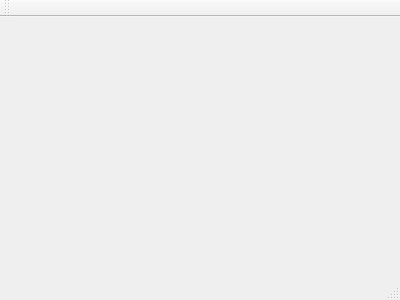
Qt form ProgramCode/zgui.ui (xavierliancw/HuffmanProgramRepository) before a commit.
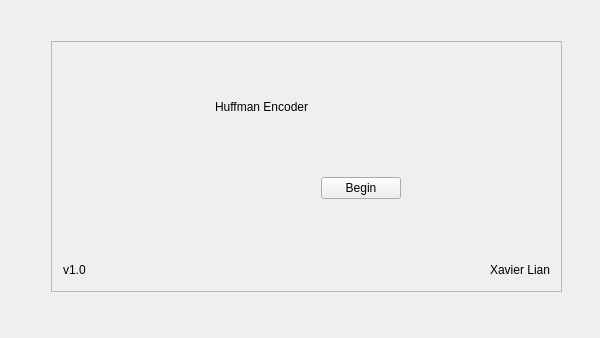
The same form after that commit. The open tabs and pages were chosen to show the change.

Commit message:
Rough Layouts Established
Changelog:
- Added a resource file
- Added a couple of images the program will use
- Added Huffman class file series
	- Not Qt suitable code yet, I literally copy-pasted my code over
- Title screen is animated
- Roughly laid out GUI
- Practiced with QFileDialog a bit

Diff of the .ui file:
```diff
--- a/ProgramCode/zgui.ui
+++ b/ProgramCode/zgui.ui
@@ -1,24 +1,324 @@
 <ui version="4.0">
  <class>zGui</class>
- <widget class="QMainWindow" name="zGui" >
-  <property name="geometry" >
+ <widget class="QMainWindow" name="zGui">
+  <property name="geometry">
    <rect>
     <x>0</x>
     <y>0</y>
-    <width>400</width>
-    <height>300</height>
+    <width>600</width>
+    <height>338</height>
    </rect>
   </property>
-  <property name="windowTitle" >
-   <string>zGui</string>
+  <property name="minimumSize">
+   <size>
+    <width>600</width>
+    <height>338</height>
+   </size>
   </property>
-  <widget class="QMenuBar" name="menuBar" />
-  <widget class="QToolBar" name="mainToolBar" />
-  <widget class="QWidget" name="centralWidget" />
-  <widget class="QStatusBar" name="statusBar" />
+  <property name="windowTitle">
+   <string>Huffman Encoder</string>
+  </property>
+  <widget class="QWidget" name="centralWidget">
+   <layout class="QGridLayout" name="gridLayout">
+    <item row="0" column="0">
+     <widget class="QStackedWidget" name="stackWidg">
+      <property name="currentIndex">
+       <number>1</number>
+      </property>
+      <widget class="QWidget" name="start">
+       <widget class="QFrame" name="frame">
+        <property name="geometry">
+         <rect>
+          <x>40</x>
+          <y>30</y>
+          <width>511</width>
+          <height>251</height>
+         </rect>
+        </property>
+        <property name="frameShape">
+         <enum>QFrame::StyledPanel</enum>
+        </property>
+        <property name="frameShadow">
+         <enum>QFrame::Raised</enum>
+        </property>
+        <layout class="QGridLayout" name="gridLayout_2">
+         <item row="2" column="1" colspan="2">
+          <spacer name="verticalSpacer_2">
+           <property name="orientation">
+            <enum>Qt::Vertical</enum>
+           </property>
+           <property name="sizeHint" stdset="0">
+            <size>
+             <width>80</width>
+             <height>54</height>
+            </size>
+           </property>
+          </spacer>
+         </item>
+         <item row="3" column="0" colspan="3">
+          <spacer name="horizontalSpacer_2">
+           <property name="orientation">
+            <enum>Qt::Horizontal</enum>
+           </property>
+           <property name="sizeHint" stdset="0">
+            <size>
+             <width>241</width>
+             <height>20</height>
+            </size>
+           </property>
+          </spacer>
+         </item>
+         <item row="3" column="5">
+          <spacer name="horizontalSpacer_3">
+           <property name="orientation">
+            <enum>Qt::Horizontal</enum>
+           </property>
+           <property name="sizeHint" stdset="0">
+            <size>
+             <width>151</width>
+             <height>20</height>
+            </size>
+           </property>
+          </spacer>
+         </item>
+         <item row="6" column="0">
+          <widget class="QLabel" name="label_2">
+           <property name="text">
+            <string>v1.0</string>
+           </property>
+          </widget>
+         </item>
+         <item row="1" column="1" colspan="2">
+          <widget class="QLabel" name="label_3">
+           <property name="text">
+            <string>Huffman Encoder</string>
+           </property>
+          </widget>
+         </item>
+         <item row="1" column="4" colspan="2">
+          <spacer name="horizontalSpacer_4">
+           <property name="orientation">
+            <enum>Qt::Horizontal</enum>
+           </property>
+           <property name="sizeHint" stdset="0">
+            <size>
+             <width>232</width>
+             <height>20</height>
+            </size>
+           </property>
+          </spacer>
+         </item>
+         <item row="3" column="4">
+          <widget class="QPushButton" name="startBeginBt">
+           <property name="text">
+            <string>Begin</string>
+           </property>
+          </widget>
+         </item>
+         <item row="1" column="0">
+          <spacer name="horizontalSpacer_5">
+           <property name="orientation">
+            <enum>Qt::Horizontal</enum>
+           </property>
+           <property name="sizeHint" stdset="0">
+            <size>
+             <width>40</width>
+             <height>20</height>
+            </size>
+           </property>
+          </spacer>
+         </item>
+         <item row="0" column="1" colspan="2">
+          <spacer name="verticalSpacer_3">
+           <property name="orientation">
+            <enum>Qt::Vertical</enum>
+           </property>
+           <property name="sizeHint" stdset="0">
+            <size>
+             <width>20</width>
+             <height>40</height>
+            </size>
+           </property>
+          </spacer>
+         </item>
+         <item row="6" column="5">
+          <widget class="QLabel" name="label">
+           <property name="text">
+            <string>Xavier Lian</string>
+           </property>
+           <property name="alignment">
+            <set>Qt::AlignRight|Qt::AlignTrailing|Qt::AlignVCenter</set>
+           </property>
+          </widget>
+         </item>
+         <item row="6" column="1" colspan="4">
+          <spacer name="horizontalSpacer">
+           <property name="orientation">
+            <enum>Qt::Horizontal</enum>
+           </property>
+           <property name="sizeHint" stdset="0">
+            <size>
+             <width>167</width>
+             <height>20</height>
+            </size>
+           </property>
+          </spacer>
+         </item>
+         <item row="4" column="0" colspan="6">
+          <spacer name="verticalSpacer">
+           <property name="orientation">
+            <enum>Qt::Vertical</enum>
+           </property>
+           <property name="sizeHint" stdset="0">
+            <size>
+             <width>488</width>
+             <height>55</height>
+            </size>
+           </property>
+          </spacer>
+         </item>
+        </layout>
+       </widget>
+      </widget>
+      <widget class="QWidget" name="home">
+       <widget class="QPushButton" name="homeEncodeBt">
+        <property name="geometry">
+         <rect>
+          <x>20</x>
+          <y>120</y>
+          <width>75</width>
+          <height>23</height>
+         </rect>
+        </property>
+        <property name="text">
+         <string>Encode a File</string>
+        </property>
+       </widget>
+       <widget class="QPushButton" name="homeDecodeBt">
+        <property name="geometry">
+         <rect>
+          <x>20</x>
+          <y>170</y>
+          <width>75</width>
+          <height>23</height>
+         </rect>
+        </property>
+        <property name="text">
+         <string>Decode a File</string>
+        </property>
+       </widget>
+       <widget class="QPushButton" name="homeBackBt">
+        <property name="geometry">
+         <rect>
+          <x>20</x>
+          <y>20</y>
+          <width>75</width>
+          <height>23</height>
+         </rect>
+        </property>
+        <property name="text">
+         <string>Back</string>
+        </property>
+       </widget>
+       <widget class="QTabWidget" name="tabWidget">
+        <property name="geometry">
+         <rect>
+          <x>140</x>
+          <y>20</y>
+          <width>411</width>
+          <height>231</height>
+         </rect>
+        </property>
+        <property name="tabPosition">
+         <enum>QTabWidget::South</enum>
+        </property>
+        <property name="currentIndex">
+         <number>4</number>
+        </property>
+        <widget class="QWidget" name="tab">
+         <attribute name="title">
+          <string>Original</string>
+         </attribute>
+         <layout class="QGridLayout" name="gridLayout_3">
+          <item row="0" column="0">
+           <widget class="QPlainTextEdit" name="plainTextEdit"/>
+          </item>
+         </layout>
+        </widget>
+        <widget class="QWidget" name="tab_2">
+         <attribute name="title">
+          <string>Results</string>
+         </attribute>
+         <layout class="QGridLayout" name="gridLayout_4">
+          <item row="0" column="0">
+           <widget class="QPlainTextEdit" name="plainTextEdit_2"/>
+          </item>
+         </layout>
+        </widget>
+        <widget class="QWidget" name="tab_3">
+         <attribute name="title">
+          <string>Code</string>
+         </attribute>
+         <layout class="QGridLayout" name="gridLayout_5">
+          <item row="0" column="0">
+           <widget class="QPlainTextEdit" name="plainTextEdit_3"/>
+          </item>
+         </layout>
+        </widget>
+        <widget class="QWidget" name="tab_4">
+         <attribute name="title">
+          <string>Tree</string>
+         </attribute>
+         <layout class="QGridLayout" name="gridLayout_6">
+          <item row="0" column="0">
+           <widget class="QPlainTextEdit" name="plainTextEdit_4"/>
+          </item>
+         </layout>
+        </widget>
+        <widget class="QWidget" name="tab_5">
+         <attribute name="title">
+          <string>Details</string>
+         </attribute>
+         <layout class="QGridLayout" name="gridLayout_7">
+          <item row="0" column="0">
+           <widget class="QPlainTextEdit" name="plainTextEdit_5"/>
+          </item>
+         </layout>
+        </widget>
+       </widget>
+       <widget class="QPushButton" name="pushButton">
+        <property name="geometry">
+         <rect>
+          <x>250</x>
+          <y>280</y>
+          <width>121</width>
+          <height>23</height>
+         </rect>
+        </property>
+        <property name="text">
+         <string>Generate full report</string>
+        </property>
+       </widget>
+       <widget class="QPushButton" name="pushButton_2">
+        <property name="geometry">
+         <rect>
+          <x>150</x>
+          <y>280</y>
+          <width>75</width>
+          <height>23</height>
+         </rect>
+        </property>
+        <property name="text">
+         <string>Export This</string>
+        </property>
+       </widget>
+      </widget>
+     </widget>
+    </item>
+   </layout>
+  </widget>
  </widget>
- <layoutDefault spacing="6" margin="11" />
- <pixmapfunction></pixmapfunction>
+ <layoutdefault spacing="6" margin="11"/>
  <resources/>
  <connections/>
 </ui>
```
Left out of the diff: 1 changed line with no effect on the pictures. The commit also changes 11 other files.
